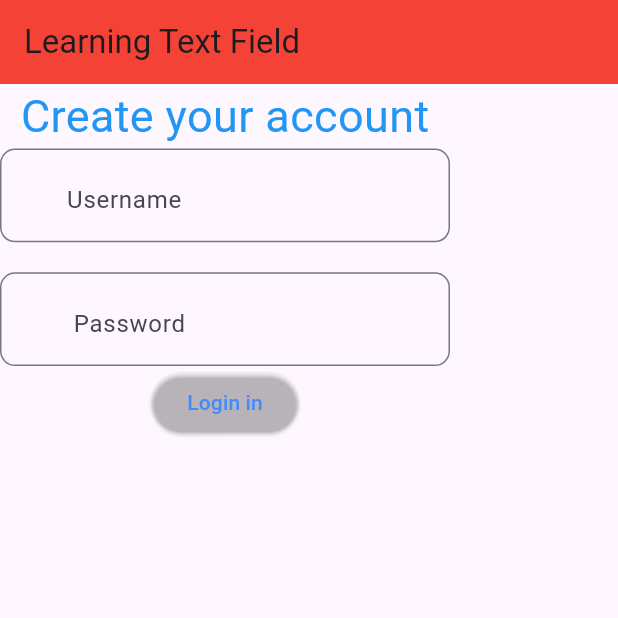
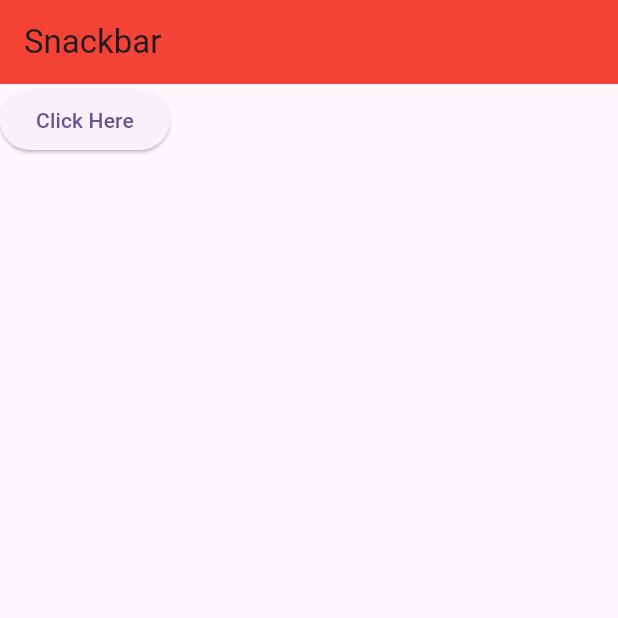
Before and after one commit to Sailesharyal/FlutterProjects, a Flutter app: the screen it shows after launch, on a phone screen of 412 x 824 dp, the top half of it. Run offline on Flutter 3.47's test engine with Material 3 defaults, Android fonts, the phone set to English and light mode, and no system bars; our stand-ins replace hive_flutter; accounts and stored records are empty.

Commit message:
learning more about snackbar

```diff
--- a/learningwidget/lib/Pages/Sampleapp.dart
+++ b/learningwidget/lib/Pages/Sampleapp.dart
@@ -110,17 +110,17 @@ class listview extends StatelessWidget {
               ],
             ),
           ),
-          const ElevatedButton(
-              style: ButtonStyle(
-                  alignment: Alignment.center,
-                  backgroundColor: WidgetStateColor.transparent),
-              onPressed: () {},
-              child: Text(
-                "Login in",
-                style: TextStyle(
-                  color: Colors.blueAccent,
-                ),
-              ))
+          // const ElevatedButton(
+          //     style: ButtonStyle(
+          //         alignment: Alignment.center,
+          //         backgroundColor: WidgetStateColor.transparent),
+          //     onPressed: () {},
+          //     child: Text(
+          //       "Login in",
+          //       style: TextStyle(
+          //         color: Colors.blueAccent,
+          //       ),
+          //     ))
         ],
       ),
     );
--- a/learningwidget/lib/Pages/SnackBar.dart
+++ b/learningwidget/lib/Pages/SnackBar.dart
@@ -1,23 +1,65 @@
+// import 'package:flutter/material.dart';
+
+// class snackbarWidget extends StatelessWidget {
+//   const snackbarWidget({super.key});
+
+//   @override
+//   Widget build(BuildContext context) {
+//     return Scaffold(
+//       appBar: AppBar(
+//         backgroundColor: Colors.amber,
+//         title: const Text("Snackbar"),
+//       ),
+//       body: Center(
+//         child: Container(
+//           child: ElevatedButton(
+//             onPressed: () {
+//               // const Duration(microseconds: 3);
+//               // ConstantTween(ChipAttributes);
+
+//               final snackBar = SnackBar(
+//                   action: SnackBarAction(
+//                     label: "Undo",
+//                     textColor: Colors.red,
+//                     onPressed: () {},
+//                   ),
+//                   shape: Border.all(color: Colors.white),
+//                   duration: const Duration(milliseconds: 60),
+//                   backgroundColor: Colors.amber,
+//                   content: const Text("The is the SnackBar"));
+//               ScaffoldMessenger.of(context).showSnackBar(snackBar);
+//             },
+//             child: const Text("This is  a Snack Bar"),
+//           ),
+//         ),
+//       ),
+//     );
+//   }
+// }
+
 import 'package:flutter/material.dart';
+import 'package:flutter/widgets.dart';
 
-class snackbar extends StatelessWidget {
-  const snackbar({super.key});
+class snackbarWidget extends StatelessWidget {
+  const snackbarWidget({super.key});
 
   @override
   Widget build(BuildContext context) {
     return Scaffold(
       appBar: AppBar(
-        backgroundColor: Colors.amber,
-        title: const Text("Snackbar"),
+        title: Text("Snackbar"),
+        backgroundColor: Colors.red,
       ),
       body: Container(
         child: ElevatedButton(
+          child: Text("Click Here"),
           onPressed: () {
-            // final snackbar =
-            //     Snackbar(Content: const Text("This is a snack bat"));
-            // ScaffoldMessenger.of(context).showSnackBar(snackbar);
+            final snackBar = SnackBar(
+              content: Text("This is a snack bar"),
+              duration: Duration(milliseconds: 20),
+            );
+            ScaffoldMessenger.of(context).showSnackBar(snackBar);
           },
-          child: const Text("This is a button "),
         ),
       ),
     );
--- a/learningwidget/lib/main.dart
+++ b/learningwidget/lib/main.dart
@@ -23,7 +23,7 @@ class MyApp extends StatelessWidget {
         colorScheme: ColorScheme.fromSeed(seedColor: Colors.deepPurple),
         useMaterial3: true,
       ),
-      home: const listview(),
+      home: const snackbarWidget(),
     );
   }
 }
```
